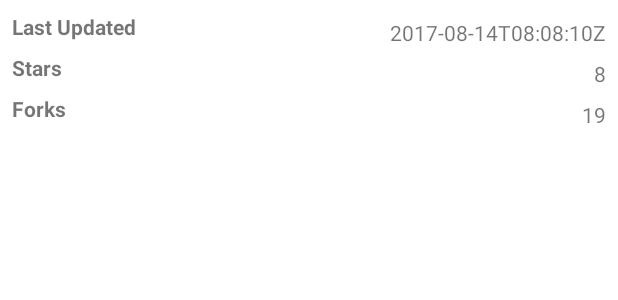
After one commit to AsharShoaib/Simple-Github-Profile-App, an Android app: the layout repo_info_bottom_sheet.xml on its own in the app's theme, with its tools: preview values and no code run, on a phone screen of 412 x 824 dp. The commit adds this screen. Shown: the top 300 px of the screen. Run offline under Robolectric (Android 15) with nearby library versions, the phone set to English and light mode, and no system bars.

Commit message:
added bottom sheet for repo info, date formatting + TODO: make bottom sheet float and add testcases

```diff
--- /dev/null
+++ b/app/src/main/res/layout/repo_info_bottom_sheet.xml
@@ -0,0 +1,75 @@
+<?xml version="1.0" encoding="utf-8"?>
+<androidx.constraintlayout.widget.ConstraintLayout xmlns:android="http://schemas.android.com/apk/res/android"
+    xmlns:app="http://schemas.android.com/apk/res-auto"
+    xmlns:tools="http://schemas.android.com/tools"
+    android:layout_width="match_parent"
+    android:layout_height="match_parent"
+    android:background="@android:color/transparent">
+
+    <androidx.constraintlayout.widget.ConstraintLayout
+        android:layout_width="match_parent"
+        android:layout_height="match_parent">
+
+        <TextView
+            android:id="@+id/tv_forks"
+            android:layout_width="wrap_content"
+            android:layout_height="wrap_content"
+            android:layout_marginTop="8dp"
+            app:layout_constraintBottom_toBottomOf="@+id/tv_forksLabel"
+            app:layout_constraintEnd_toEndOf="@+id/tv_stars"
+            app:layout_constraintTop_toTopOf="@+id/tv_forksLabel"
+            tools:text="19" />
+
+        <TextView
+            android:id="@+id/tv_lastUpdated"
+            android:layout_width="wrap_content"
+            android:layout_height="wrap_content"
+            android:layout_marginTop="8dp"
+            android:layout_marginEnd="8dp"
+            app:layout_constraintBottom_toBottomOf="@+id/tv_lastUpdatedLabel"
+            app:layout_constraintEnd_toEndOf="parent"
+            app:layout_constraintTop_toTopOf="@+id/tv_lastUpdatedLabel"
+            tools:text="2017-08-14T08:08:10Z" />
+
+        <TextView
+            android:id="@+id/tv_starsLabel"
+            android:layout_width="wrap_content"
+            android:layout_height="wrap_content"
+            android:layout_marginTop="8dp"
+            android:text="Stars"
+            android:textStyle="bold"
+            app:layout_constraintStart_toStartOf="@+id/tv_lastUpdatedLabel"
+            app:layout_constraintTop_toBottomOf="@+id/tv_lastUpdatedLabel" />
+
+        <TextView
+            android:id="@+id/tv_lastUpdatedLabel"
+            android:layout_width="wrap_content"
+            android:layout_height="wrap_content"
+            android:layout_marginStart="8dp"
+            android:layout_marginTop="8dp"
+            android:text="Last Updated"
+            android:textStyle="bold"
+            app:layout_constraintStart_toStartOf="parent"
+            app:layout_constraintTop_toTopOf="parent" />
+
+        <TextView
+            android:id="@+id/tv_forksLabel"
+            android:layout_width="wrap_content"
+            android:layout_height="wrap_content"
+            android:layout_marginTop="8dp"
+            android:text="Forks"
+            android:textStyle="bold"
+            app:layout_constraintStart_toStartOf="@+id/tv_starsLabel"
+            app:layout_constraintTop_toBottomOf="@+id/tv_starsLabel" />
+
+        <TextView
+            android:id="@+id/tv_stars"
+            android:layout_width="wrap_content"
+            android:layout_height="wrap_content"
+            android:layout_marginTop="8dp"
+            app:layout_constraintBottom_toBottomOf="@+id/tv_starsLabel"
+            app:layout_constraintEnd_toEndOf="@+id/tv_lastUpdated"
+            app:layout_constraintTop_toTopOf="@+id/tv_starsLabel"
+            tools:text="8" />
+    </androidx.constraintlayout.widget.ConstraintLayout>
+</androidx.constraintlayout.widget.ConstraintLayout>
```
Also changed, not shown: app/src/main/java/com/constraintlayout/githubapp/CustomAdapter.java (+13 -7 lines), app/src/main/java/com/constraintlayout/githubapp/MainActivity.java (+57 -23 lines), app/src/main/java/com/constraintlayout/githubapp/RepoInfoBottomDialogFragment.java (added, +66 -0 lines), app/src/main/java/com/constraintlayout/githubapp/UserRepoFragment.java (+9 -2 lines), app/src/main/res/layout/content_main.xml (+22 -21 lines).
